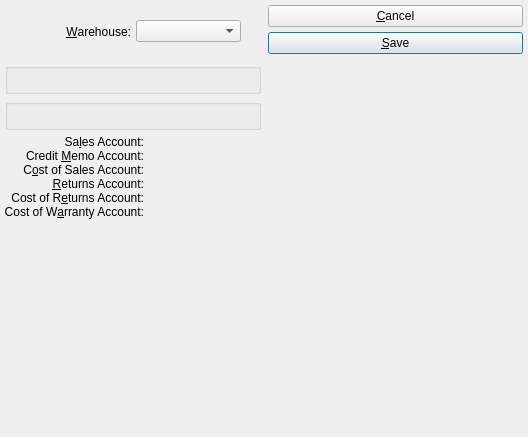
This is xtuple/trunk/guiclient/salesAccount.ui in WooodHead/xtuple as Qt 5 draws it before an edit. The edited form follows.
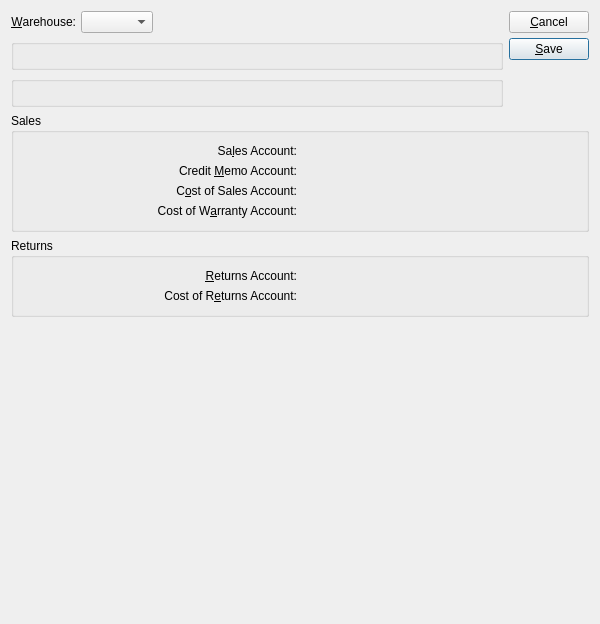
This is the edited form. Custom widgets are drawn as their Qt base class.

Commit message: 6078:  Make purpose of mappings more clear.

```diff
--- a/xtuple/trunk/guiclient/salesAccount.ui
+++ b/xtuple/trunk/guiclient/salesAccount.ui
@@ -5,40 +5,15 @@
    <rect>
     <x>0</x>
     <y>0</y>
-    <width>528</width>
-    <height>437</height>
+    <width>600</width>
+    <height>624</height>
    </rect>
   </property>
   <property name="windowTitle" >
    <string>Sales Account Assignment</string>
   </property>
-  <layout class="QHBoxLayout" >
-   <property name="spacing" >
-    <number>7</number>
-   </property>
-   <property name="leftMargin" >
-    <number>5</number>
-   </property>
-   <property name="topMargin" >
-    <number>5</number>
-   </property>
-   <property name="rightMargin" >
-    <number>5</number>
-   </property>
-   <property name="bottomMargin" >
-    <number>5</number>
-   </property>
-   <item>
-    <layout class="QVBoxLayout" >
-     <property name="spacing" >
-      <number>0</number>
-     </property>
-     <item>
-      <layout class="QVBoxLayout" >
-       <property name="spacing" >
-        <number>5</number>
-       </property>
-       <item>
+  <layout class="QGridLayout" >
+   <item row="0" column="0" >
         <layout class="QHBoxLayout" >
          <property name="spacing" >
           <number>5</number>
@@ -67,6 +42,45 @@
            <item>
             <spacer>
              <property name="orientation" >
+          <enum>Qt::Horizontal</enum>
+         </property>
+         <property name="sizeHint" >
+          <size>
+           <width>40</width>
+           <height>20</height>
+          </size>
+         </property>
+        </spacer>
+       </item>
+      </layout>
+     </item>
+    </layout>
+   </item>
+   <item rowspan="3" row="0" column="1" >
+    <layout class="QVBoxLayout" >
+     <property name="spacing" >
+      <number>5</number>
+     </property>
+     <item>
+      <widget class="QPushButton" name="_close" >
+       <property name="text" >
+        <string>&amp;Cancel</string>
+       </property>
+      </widget>
+     </item>
+     <item>
+      <widget class="QPushButton" name="_save" >
+       <property name="text" >
+        <string>&amp;Save</string>
+       </property>
+       <property name="default" >
+        <bool>true</bool>
+       </property>
+      </widget>
+     </item>
+     <item>
+      <spacer>
+       <property name="orientation" >
               <enum>Qt::Vertical</enum>
              </property>
              <property name="sizeType" >
@@ -82,30 +96,27 @@
            </item>
           </layout>
          </item>
-        </layout>
-       </item>
-       <item>
+   <item row="1" column="0" >
         <widget class="ParameterGroup" name="_customerTypes" >
          <property name="title" >
           <string/>
          </property>
         </widget>
        </item>
-       <item>
+   <item row="2" column="0" >
         <widget class="ParameterGroup" name="_productCategories" >
          <property name="title" >
           <string/>
          </property>
         </widget>
        </item>
-       <item>
-        <layout class="QHBoxLayout" >
-         <item>
-          <layout class="QVBoxLayout" >
-           <property name="spacing" >
-            <number>0</number>
-           </property>
-           <item>
+   <item row="3" column="0" colspan="2" >
+    <widget class="QGroupBox" name="_salesGroup" >
+     <property name="title" >
+      <string>Sales</string>
+     </property>
+     <layout class="QGridLayout" >
+      <item row="0" column="0" >
             <widget class="QLabel" name="_salesLit" >
              <property name="text" >
               <string>Sa&amp;les Account:</string>
@@ -118,7 +129,10 @@
              </property>
             </widget>
            </item>
-           <item>
+      <item row="0" column="1" >
+       <widget class="GLCluster" name="_sales" />
+      </item>
+      <item row="1" column="0" >
             <widget class="QLabel" name="_creditLit" >
              <property name="text" >
               <string>Credit &amp;Memo Account:</string>
@@ -131,7 +145,10 @@
              </property>
             </widget>
            </item>
-           <item>
+      <item row="1" column="1" >
+       <widget class="GLCluster" name="_credit" />
+      </item>
+      <item row="2" column="0" >
             <widget class="QLabel" name="_cosLit" >
              <property name="text" >
               <string>C&amp;ost of Sales Account:</string>
@@ -144,7 +161,35 @@
              </property>
             </widget>
            </item>
-           <item>
+      <item row="2" column="1" >
+       <widget class="GLCluster" name="_cos" />
+      </item>
+      <item row="3" column="0" >
+       <widget class="QLabel" name="_cowLit" >
+        <property name="text" >
+         <string>Cost of W&amp;arranty Account:</string>
+        </property>
+        <property name="alignment" >
+         <set>Qt::AlignRight|Qt::AlignTrailing|Qt::AlignVCenter</set>
+        </property>
+        <property name="buddy" >
+         <cstring>_cow</cstring>
+        </property>
+       </widget>
+      </item>
+      <item row="3" column="1" >
+       <widget class="GLCluster" name="_cow" />
+      </item>
+     </layout>
+    </widget>
+   </item>
+   <item row="4" column="0" colspan="2" >
+    <widget class="QGroupBox" name="_returnsGroup" >
+     <property name="title" >
+      <string>Returns</string>
+     </property>
+     <layout class="QGridLayout" >
+      <item row="0" column="0" >
             <widget class="QLabel" name="_returnsLit" >
              <property name="text" >
               <string>&amp;Returns Account:</string>
@@ -157,7 +202,10 @@
              </property>
             </widget>
            </item>
-           <item>
+      <item row="0" column="1" >
+       <widget class="GLCluster" name="_returns" />
+      </item>
+      <item row="1" column="0" >
             <widget class="QLabel" name="_corLit" >
              <property name="text" >
               <string>Cost of R&amp;eturns Account:</string>
@@ -170,107 +218,24 @@
              </property>
             </widget>
            </item>
-           <item>
-            <widget class="QLabel" name="_cowLit" >
-             <property name="text" >
-              <string>Cost of W&amp;arranty Account:</string>
-             </property>
-             <property name="alignment" >
-              <set>Qt::AlignRight|Qt::AlignTrailing|Qt::AlignVCenter</set>
-             </property>
-             <property name="buddy" >
-              <cstring>_cow</cstring>
-             </property>
-            </widget>
-           </item>
-          </layout>
-         </item>
-         <item>
-          <layout class="QVBoxLayout" >
-           <property name="spacing" >
-            <number>0</number>
-           </property>
-           <item>
-            <widget class="GLCluster" name="_sales" />
-           </item>
-           <item>
-            <widget class="GLCluster" name="_credit" />
-           </item>
-           <item>
-            <widget class="GLCluster" name="_cos" />
-           </item>
-           <item>
-            <widget class="GLCluster" name="_returns" />
-           </item>
-           <item>
+      <item row="1" column="1" >
             <widget class="GLCluster" name="_cor" />
            </item>
-           <item>
-            <widget class="GLCluster" name="_cow" />
-           </item>
-          </layout>
-         </item>
-        </layout>
-       </item>
-      </layout>
-     </item>
-     <item>
-      <spacer>
-       <property name="orientation" >
-        <enum>Qt::Vertical</enum>
-       </property>
-       <property name="sizeType" >
-        <enum>QSizePolicy::Expanding</enum>
-       </property>
-       <property name="sizeHint" >
-        <size>
-         <width>16</width>
-         <height>17</height>
-        </size>
-       </property>
-      </spacer>
-     </item>
-    </layout>
-   </item>
-   <item>
-    <layout class="QVBoxLayout" >
-     <property name="spacing" >
-      <number>5</number>
-     </property>
-     <item>
-      <widget class="QPushButton" name="_close" >
-       <property name="text" >
-        <string>&amp;Cancel</string>
-       </property>
-      </widget>
-     </item>
-     <item>
-      <widget class="QPushButton" name="_save" >
-       <property name="text" >
-        <string>&amp;Save</string>
-       </property>
-       <property name="default" >
-        <bool>true</bool>
-       </property>
-      </widget>
-     </item>
-     <item>
+     </layout>
+    </widget>
+   </item>
+   <item row="5" column="0" >
       <spacer>
        <property name="orientation" >
         <enum>Qt::Vertical</enum>
        </property>
-       <property name="sizeType" >
-        <enum>QSizePolicy::Expanding</enum>
-       </property>
        <property name="sizeHint" >
         <size>
          <width>20</width>
-         <height>20</height>
+       <height>0</height>
         </size>
        </property>
       </spacer>
-     </item>
-    </layout>
    </item>
   </layout>
  </widget>
```
Lines whose indentation alone changed are shown as unchanged. The commit also changes 1 other file.
